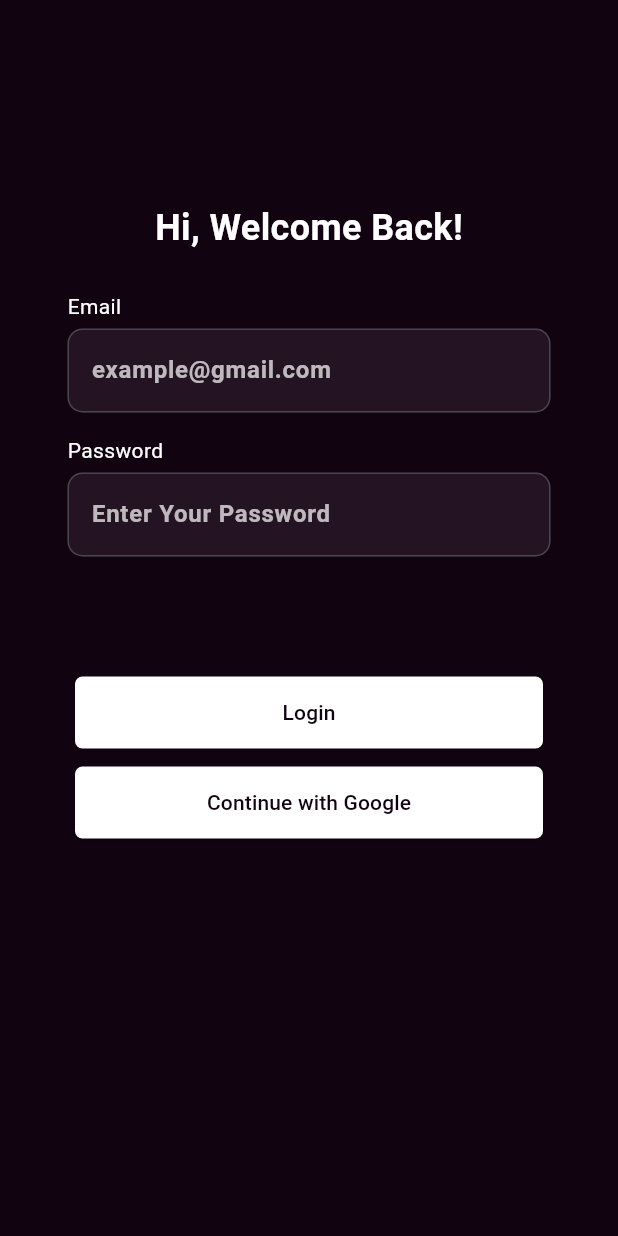
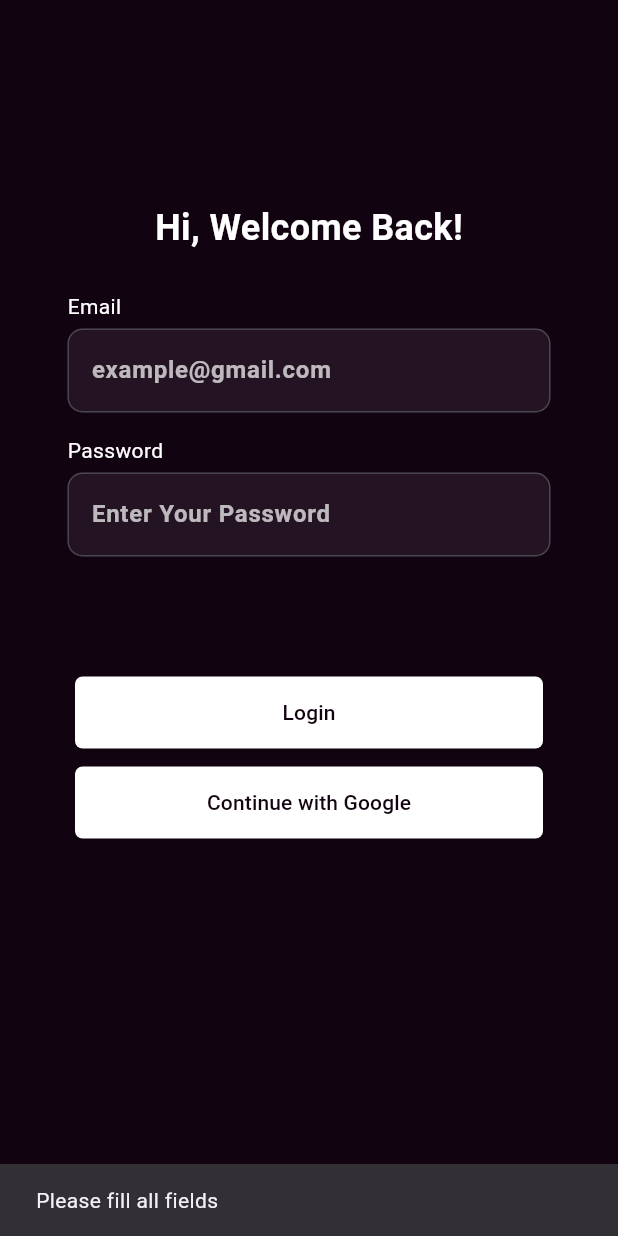
Before and after one commit to rawanabdulhayy/notes_app_v2, a Flutter app: the LoginPage screen opened directly, after a tap on "Login", on a phone screen of 412 x 824 dp. Run offline on Flutter 3.47's test engine with Material 3 defaults, Android fonts, the phone set to English and light mode, and no system bars; our stand-ins replace firebase_auth, firebase_core, flutter_bloc; accounts and stored records are empty.

Commit message:
create note page added and login connected to Bloc login files

```diff
--- a/lib/presentation/screens/create_note.dart
+++ b/lib/presentation/screens/create_note.dart
@@ -75,7 +75,7 @@ class CreateNotePage extends StatelessWidget {
             TextField(
               controller: descriptionController,
               style: TextStyle(color: Colors.white),
-              //------------maxlines property added------------
+              //------------maxLines property added------------
               maxLines: 6,
               decoration: InputDecoration(
                 hintText: "Enter Your Description",
--- a/lib/presentation/screens/login_page.dart
+++ b/lib/presentation/screens/login_page.dart
@@ -1,18 +1,45 @@
 import 'package:firebase_auth/firebase_auth.dart';
 import 'package:flutter/material.dart';
+import 'package:notes_app_firebase/logic/login_bloc/login_bloc.dart';
+import 'package:notes_app_firebase/logic/login_bloc/login_event.dart';
+import 'package:notes_app_firebase/logic/login_bloc/login_state.dart';
 import 'package:notes_app_firebase/logic/sign_up_bloc/signup_bloc.dart';
 import 'package:notes_app_firebase/presentation/screens/sign_up_page.dart';
 import 'package:flutter_bloc/flutter_bloc.dart';
 import '../../core/app_colors/app_colors.dart';
 
 class LoginPage extends StatelessWidget {
-  const LoginPage({super.key});
+  LoginPage({super.key});
+  final TextEditingController emailController = TextEditingController();
+  final TextEditingController passwordController = TextEditingController();
 
   @override
   Widget build(BuildContext context) {
     return Scaffold(
+      //keyboard as an additional layer.
+      resizeToAvoidBottomInset: false,
       backgroundColor: AppColors.primaryColor,
-      body: Padding(
+      body: BlocListener<LoginBloc, LoginState>(
+        listener: (context, state) {
+          if (state is LoginStateLoading) {
+            showDialog(
+              context: context,
+              builder: (_) => const Center(child: CircularProgressIndicator()),
+            );
+          } else if (state is LoginStateLoaded) {
+            Navigator.of(context).pop(); // close loader
+            ScaffoldMessenger.of(
+              context,
+            ).showSnackBar(const SnackBar(content: Text("Login Successful")));
+            // Navigate to home screen or notes page
+          } else if (state is LoginStateError) {
+            Navigator.of(context).pop();
+            ScaffoldMessenger.of(
+              context,
+            ).showSnackBar(SnackBar(content: Text(state.message)));
+          }
+        },
+        child: Padding(
           padding: const EdgeInsets.only(top: 135, left: 45, right: 45),
           child: Column(
             // mainAxisAlignment: MainAxisAlignment.center,
@@ -39,6 +66,7 @@ class LoginPage extends StatelessWidget {
                   ),
                   SizedBox(height: 5),
                   TextField(
+                    controller: emailController,
                     style: TextStyle(color: Colors.white), //Input Text Color
                     //Decoration - label and hintText
                     decoration: InputDecoration(
@@ -79,6 +107,7 @@ class LoginPage extends StatelessWidget {
                   ),
                   SizedBox(height: 5),
                   TextField(
+                    controller: passwordController,
                     style: TextStyle(color: Colors.white), //Input Text Color
                     //Decoration - label and hintText
                     decoration: InputDecoration(
@@ -105,12 +134,25 @@ class LoginPage extends StatelessWidget {
                   ),
                 ],
               ),
-            SizedBox(height:80,),
+              SizedBox(height: 80),
               Column(
                 mainAxisAlignment: MainAxisAlignment.center,
                 children: [
                   ElevatedButton(
-                  onPressed: () {},
+                    onPressed: () {
+                      final email = emailController.text.trim();
+                      final password = passwordController.text.trim();
+
+                      if (email.isNotEmpty && password.isNotEmpty) {
+                        context.read<LoginBloc>().add(
+                          LoginButtonPressed(email, password),
+                        );
+                      } else {
+                        ScaffoldMessenger.of(context).showSnackBar(
+                          const SnackBar(content: Text("Please fill all fields")),
+                        );
+                      }
+                    },
                     style: ElevatedButton.styleFrom(
                       //width and height in elevated buttons -- denoted by minimum size property (width, height)
                       minimumSize: Size(312, 48),
@@ -120,7 +162,9 @@ class LoginPage extends StatelessWidget {
                       // In textField, borderRadius was nested under the border property, nested under InputDecoration.
                       // In elevated button, borderRadius was nested under the shape property, nested under ElevatedButton,styleFrom.
                       shape: RoundedRectangleBorder(
-                      borderRadius: BorderRadius.circular(5), // rounded corners
+                        borderRadius: BorderRadius.circular(
+                          5,
+                        ), // rounded corners
                       ),
                     ),
                     child: Text("Login"),
@@ -137,7 +181,9 @@ class LoginPage extends StatelessWidget {
                       // In textField, borderRadius was nested under the border property, nested under InputDecoration.
                       // In elevated button, borderRadius was nested under the shape property, nested under ElevatedButton,styleFrom.
                       shape: RoundedRectangleBorder(
-                      borderRadius: BorderRadius.circular(5), // rounded corners
+                        borderRadius: BorderRadius.circular(
+                          5,
+                        ), // rounded corners
                       ),
                     ),
                     child: Text("Continue with Google"),
@@ -172,6 +218,7 @@ class LoginPage extends StatelessWidget {
             ],
           ),
         ),
+      ),
     );
   }
 }
```
Also changed, not shown: lib/main.dart (+13 -7 lines). Lines whose indentation alone changed are shown as unchanged.
